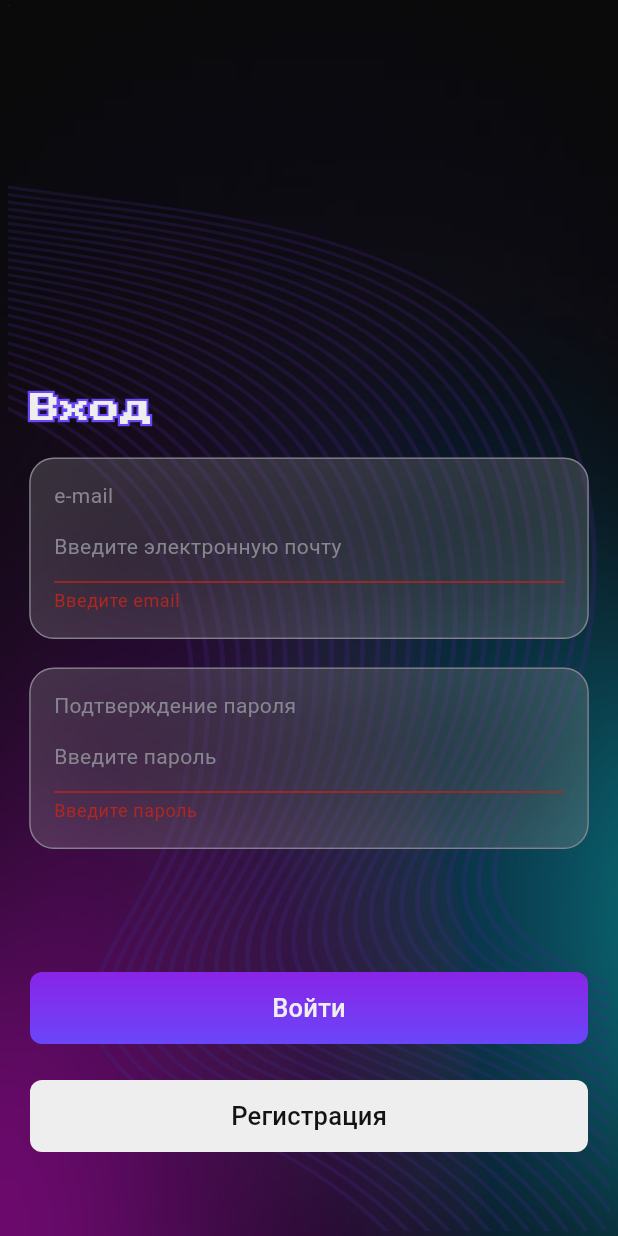
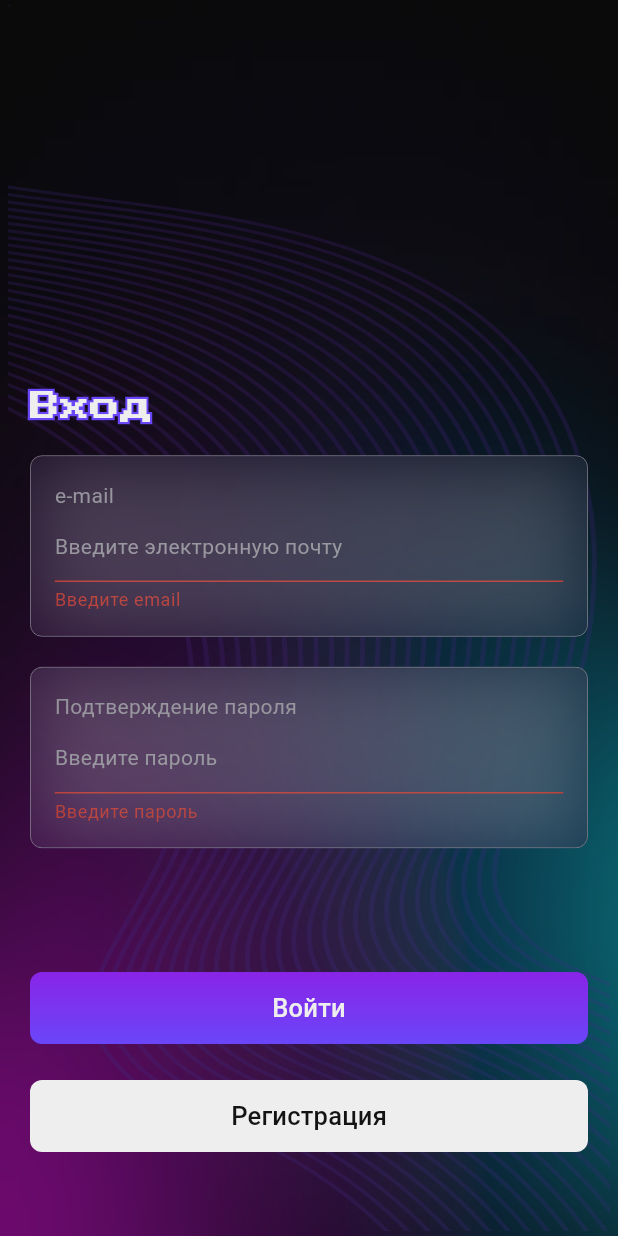
Before and after one commit to christinevanesyan/flutter_test_task, a Flutter app: the screen it shows after launch, after a tap on "Войти", on a phone screen of 412 x 824 dp. Run offline on Flutter 3.47's test engine with Material 3 defaults, Android fonts, the phone set to English and light mode, and no system bars; our stand-ins replace equatable, firebase_auth, firebase_core, flutter_bloc, flutter_svg; accounts and stored records are empty; generated files the repository leaves out were written again.

Commit message:
ADD text field inner shadow

```diff
--- a/lib/features/auth/presentation/widgets/custom_text_field.dart
+++ b/lib/features/auth/presentation/widgets/custom_text_field.dart
@@ -1,3 +1,5 @@
+import 'dart:ui';
+
 import 'package:flutter/material.dart';
 import 'package:flutter_test_task/core/constants/app_colors.dart';
 
@@ -23,8 +25,8 @@ class CustomTextField extends StatelessWidget {
 
   @override
   Widget build(BuildContext context) {
-    return CustomPaint(
-      painter: InnerShadowPainter(blur: 40, color: const Color(0x33E3E3E3)),
+    return _InnerShadowBox(
+      borderRadius: 8.0,
       child: Padding(
         padding: const EdgeInsets.all(16.0),
         child: Column(
@@ -71,33 +73,55 @@ class CustomTextField extends StatelessWidget {
   }
 }
 
-class InnerShadowPainter extends CustomPainter {
-  final double blur;
-  final Color color;
+class _InnerShadowBox extends StatelessWidget {
+  const _InnerShadowBox({
+    required this.child,
+    required this.borderRadius,
+  });
 
-  InnerShadowPainter({required this.blur, required this.color});
+  final Widget child;
+  final double borderRadius;
 
   @override
-  void paint(Canvas canvas, Size size) {
-    final rect = const Offset(0, 1) & size;
-
-    final bgPaint = Paint()..color = color;
-    final rrect = const BorderRadius.all(Radius.circular(16)).toRRect(rect);
-    canvas.drawRRect(rrect, bgPaint);
-
-    final shadowPaint = Paint()
-      ..color = Colors.black26
-      ..maskFilter = MaskFilter.blur(BlurStyle.inner, blur);
-    final borderPaint = Paint()
-      ..color = AppColors.gray
-      ..style = PaintingStyle.stroke
-      ..strokeWidth = 1;
-    canvas.drawRRect(rrect, borderPaint);
-    canvas.saveLayer(rect, Paint());
-    canvas.drawRRect(rrect, shadowPaint);
-    canvas.restore();
+  Widget build(BuildContext context) {
+    return ClipRRect(
+      borderRadius: BorderRadius.circular(borderRadius),
+      child: Stack(
+        children: [
+          BackdropFilter(
+            filter: ImageFilter.blur(sigmaX: 100, sigmaY: 100),
+            child: Container(),
+          ),
+          Container(
+            decoration: BoxDecoration(
+              color: Colors.transparent,
+              borderRadius: BorderRadius.circular(borderRadius),
+              border: Border.all(
+                width: 0.5,
+                color: const Color(0xFF87858F),
+              ),
+            ),
+            child: child,
+          ),
+          Positioned.fill(
+            child: IgnorePointer(
+              child: DecoratedBox(
+                decoration: BoxDecoration(
+                  borderRadius: BorderRadius.circular(borderRadius),
+                  boxShadow: [
+                    BoxShadow(
+                      color: const Color(0xFFE3E3E3).withOpacity(0.2),
+                      offset: const Offset(0, 1),
+                      blurRadius: 40,
+                      spreadRadius: 0,
+                    ),
+                  ],
+                ),
+              ),
+            ),
+          ),
+        ],
+      ),
+    );
   }
-
-  @override
-  bool shouldRepaint(covariant CustomPainter oldDelegate) => false;
 }
```
Also changed, not shown: lib/core/widgets/app_bar_widget.dart (+6 -2 lines), lib/core/widgets/inner_shadow_container.dart (+21 -11 lines).
